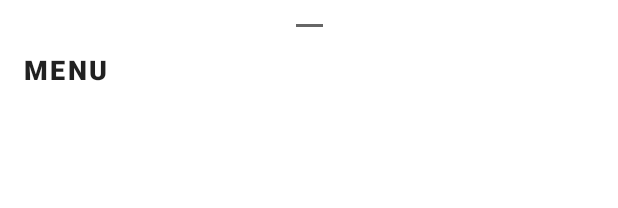
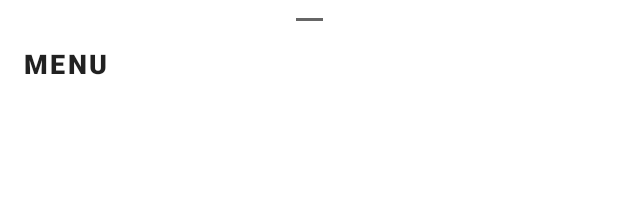
Before and after one commit to brookmg/Kuwas, an Android app: the layout menu_bottom_sheet_layout.xml on its own in the app's theme, with its tools: preview values and no code run, on a phone screen of 412 x 824 dp. Shown: the top 208 px of the screen. Run offline under Robolectric (Android 15) with nearby library versions, the phone set to English and light mode, and no system bars.

Commit message:
ui/ux: decrease the margin on the draggable indicator view

```diff
--- a/app/src/main/res/layout/menu_bottom_sheet_layout.xml
+++ b/app/src/main/res/layout/menu_bottom_sheet_layout.xml
@@ -26,7 +26,7 @@
         app:layout_constraintTop_toTopOf="parent"
         app:layout_constraintStart_toStartOf="parent"
         app:layout_constraintEnd_toEndOf="parent"
-        android:layout_margin="16dp"
+        android:layout_margin="12dp"
         android:layout_width="18dp"
         android:layout_height="2dp"
         android:background="@color/grey_0"
```
